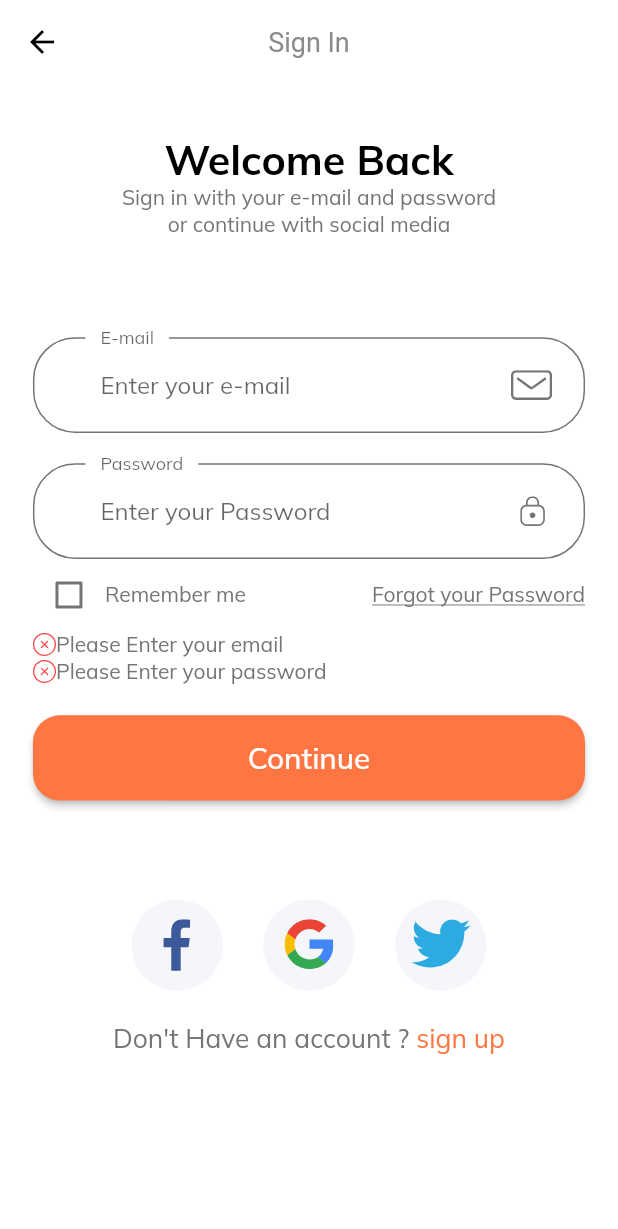
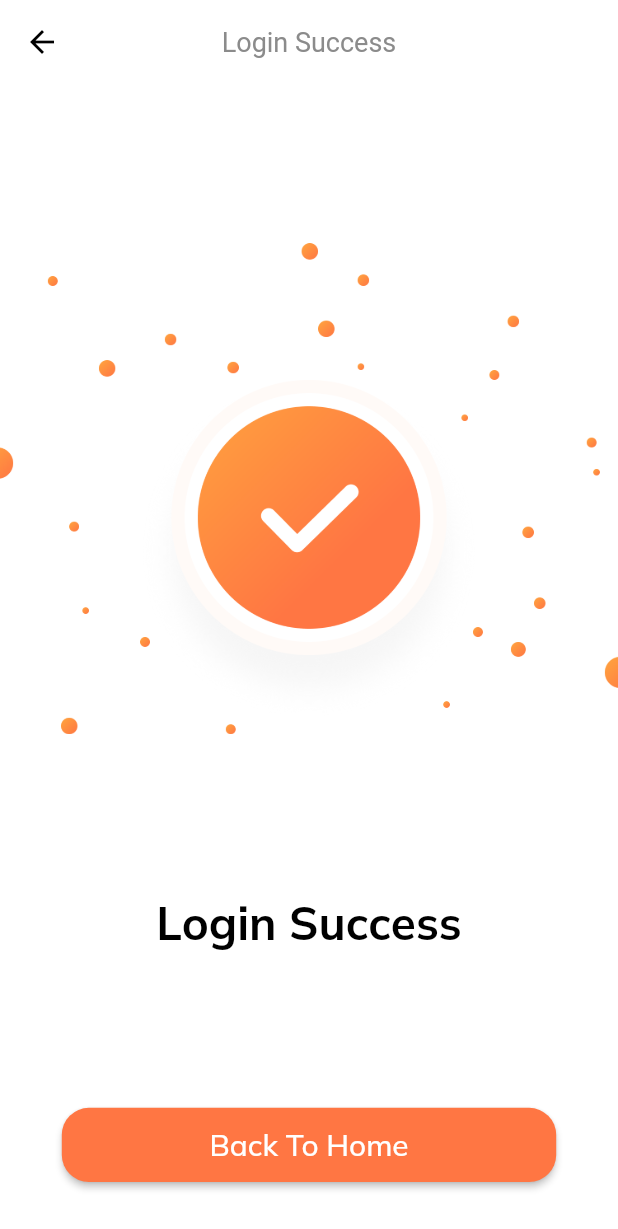
Before and after one commit to HalilMertDeveli/ETradeAppWithVideos-, a Flutter app: the SignInScreen screen opened by its route, after a tap on "Continue", on a phone screen of 412 x 824 dp. Shown: the top 1229 px of the screen. Run offline on Flutter 3.47's test engine with Material 2 defaults, Android fonts, the light colour scheme and no system bars; our stand-ins replace flutter_svg.

Commit message:
we finished the Login succes and video in sort 2

```diff
--- a/lib/routes.dart
+++ b/lib/routes.dart
@@ -1,4 +1,5 @@
 import 'package:e_trade_app_with_flutter_way/screens/forgot_password/forgot_password_screen.dart';
+import 'package:e_trade_app_with_flutter_way/screens/login_success/login_success_screen.dart';
 import 'package:e_trade_app_with_flutter_way/screens/sign_in/sign_in_screen.dart';
 import 'package:e_trade_app_with_flutter_way/screens/splash/splash_screen.dart';
 import 'package:flutter/cupertino.dart';
@@ -7,4 +8,5 @@ final Map<String, WidgetBuilder> routes = {
   SplashScreen.routeName: (context) => SplashScreen(),
   SignInScreen.routeName: (context) => SignInScreen(),
   ForgotPasswordScreen.routName: (context) => ForgotPasswordScreen(),
+  LoginSuccessScreen.rootName: (context) => LoginSuccessScreen()
 };
--- /dev/null
+++ b/lib/screens/login_success/companents/body.dart
@@ -0,0 +1,46 @@
+import 'package:e_trade_app_with_flutter_way/companents/default_button.dart';
+import 'package:e_trade_app_with_flutter_way/screens/splash/splash_screen.dart';
+import 'package:e_trade_app_with_flutter_way/size_config.dart';
+import 'package:flutter/material.dart';
+
+class Body extends StatelessWidget {
+  const Body({super.key});
+
+  @override
+  Widget build(BuildContext context) {
+    return Column(
+      mainAxisAlignment: MainAxisAlignment.spaceEvenly,
+      children: <Widget>[
+        SizedBox(
+          height: SizeConfig.screenHeight * 0.04,
+        ),
+        Image.asset(
+          'assets/images/success.png',
+          height: SizeConfig.screenHeight * 0.4,
+        ),
+        SizedBox(
+          height: SizeConfig.screenHeight * 0.04,
+        ),
+        Text(
+          'Login Success',
+          style: TextStyle(
+            fontSize: getProportionateScreenHeight(30),
+            fontWeight: FontWeight.bold,
+            color: Colors.black,
+          ),
+        ),
+        SizedBox(
+          height: SizeConfig.screenHeight * 0.04,
+        ),
+        SizedBox(
+          height: SizeConfig.screenHeight * 0.06,
+          width: SizeConfig.screenWidth * 0.8,
+          child: DefaultButton(
+            text: 'Back To Home',
+            press: () => Navigator.pushNamed(context, SplashScreen.routeName),
+          ),
+        )
+      ],
+    );
+  }
+}
--- /dev/null
+++ b/lib/screens/login_success/login_success_screen.dart
@@ -0,0 +1,20 @@
+import 'package:e_trade_app_with_flutter_way/screens/login_success/companents/body.dart';
+import 'package:flutter/material.dart';
+import 'package:flutter/src/widgets/framework.dart';
+import 'package:flutter/src/widgets/placeholder.dart';
+
+class LoginSuccessScreen extends StatelessWidget {
+  static String rootName = "/login_success";
+  const LoginSuccessScreen({super.key});
+
+  @override
+  Widget build(BuildContext context) {
+    return Scaffold(
+      appBar: AppBar(
+        centerTitle: true,
+        title: const Text('Login Success'),
+      ),
+      body: Body(),
+    );
+  }
+}
--- a/lib/screens/sign_in/companents/sign_from.dart
+++ b/lib/screens/sign_in/companents/sign_from.dart
@@ -3,6 +3,7 @@ import 'package:e_trade_app_with_flutter_way/companents/default_button.dart';
 import 'package:e_trade_app_with_flutter_way/companents/form_error.dart';
 import 'package:e_trade_app_with_flutter_way/constraints.dart';
 import 'package:e_trade_app_with_flutter_way/screens/forgot_password/forgot_password_screen.dart';
+import 'package:e_trade_app_with_flutter_way/screens/login_success/login_success_screen.dart';
 import 'package:e_trade_app_with_flutter_way/size_config.dart';
 import 'package:flutter/material.dart';
 
@@ -62,7 +63,9 @@ class _SignFormState extends State<SignForm> {
             text: 'Continue',
             press: () {
               if (_formKey.currentState!.validate()) {
+                Navigator.pushNamed(context, LoginSuccessScreen.rootName);
                 _formKey.currentState!.save();
+                // We will direct the user Login succes but you do valid email operations
               }
             },
           )
```
